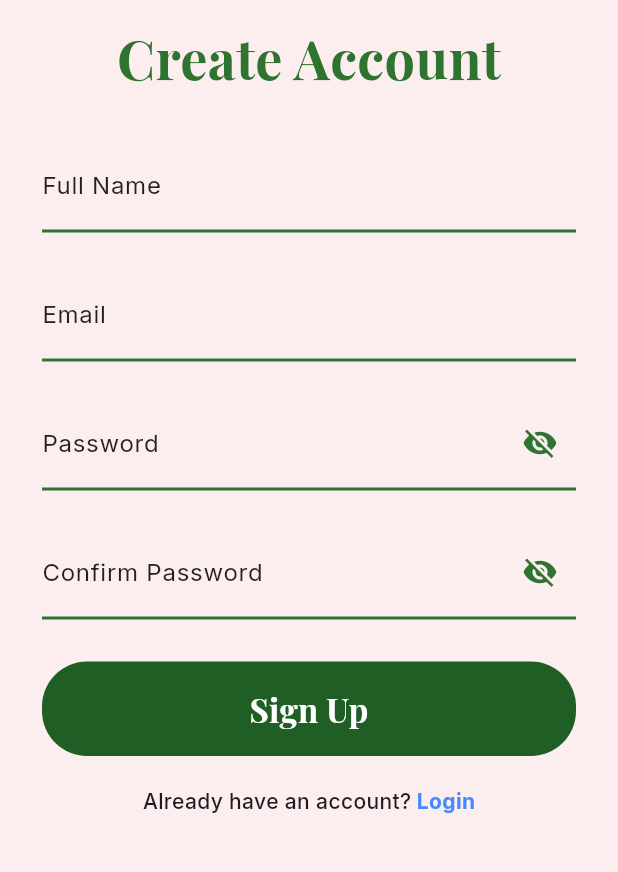
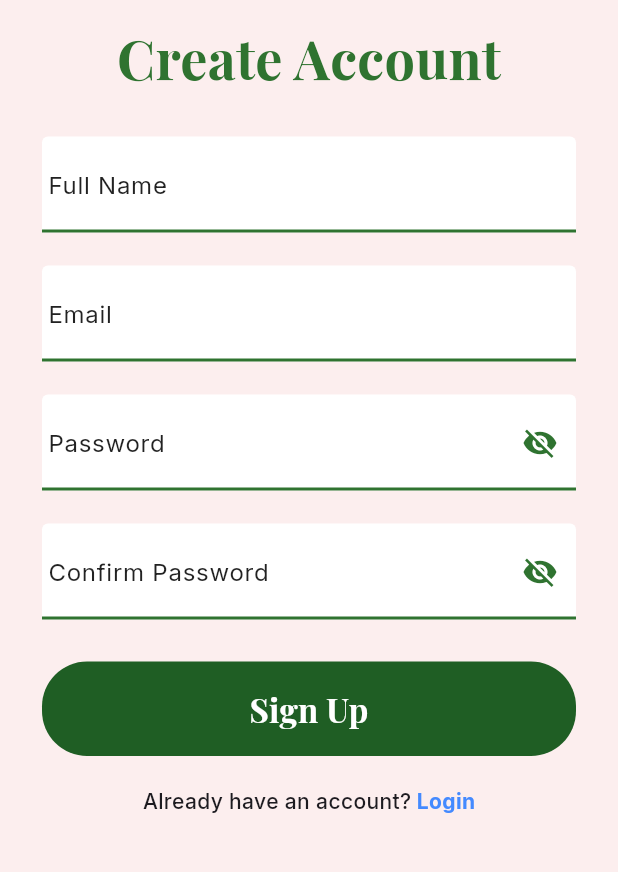
Before and after one commit to Prabin17np/bin_buddy, a Flutter app: the SignupScreen screen opened directly, on a phone screen of 412 x 824 dp, the part 285-1157 px from its top. Run offline on Flutter 3.47's test engine with Material 3 defaults, Android fonts, the phone set to English and light mode, and no system bars; our stand-ins replace google_fonts.

Commit message:
adding theme

```diff
--- a/lib/main.dart
+++ b/lib/main.dart
@@ -1,3 +1,4 @@
+import 'package:bin_buddy/theme/app_theme.dart';
 import 'package:flutter/material.dart';
 import 'package:bin_buddy/screens/splash_screen.dart';
 
@@ -13,7 +14,7 @@
     return MaterialApp(
       debugShowCheckedModeBanner: false,
       title: 'Buddy App',
-      theme: ThemeData(primarySwatch: Colors.green),
+      theme: AppTheme.lightTheme,
       home: const SplashScreen(),
     );
   }
--- a/lib/screens/bottom_navigation_screen.dart
+++ b/lib/screens/bottom_navigation_screen.dart
@@ -42,9 +42,6 @@
             _selectedIndex = index;
           });
         },
-        backgroundColor: Colors.white,
-        selectedItemColor: Colors.blue,
-        unselectedItemColor: Colors.blueGrey,
       ),
       body: lstBottomScreen[_selectedIndex],
     );
--- /dev/null
+++ b/lib/theme/app_theme.dart
@@ -0,0 +1,47 @@
+import 'package:flutter/material.dart';
+
+class AppTheme {
+  static ThemeData lightTheme = ThemeData(
+    useMaterial3: true,
+
+    scaffoldBackgroundColor: const Color(0xFFFCEEEE),
+
+    appBarTheme: const AppBarTheme(
+      backgroundColor: Color(0xFF1F5E24),
+      foregroundColor: Colors.white,
+      elevation: 0,
+      centerTitle: true,
+      titleTextStyle: TextStyle(
+        fontSize: 22,
+        fontWeight: FontWeight.bold,
+        color: Colors.white,
+      ),
+    ),
+
+    // ⬇️ Bottom Navigation Theme
+    bottomNavigationBarTheme: const BottomNavigationBarThemeData(
+      backgroundColor: Colors.white,
+      selectedItemColor: Color(0xFF1F5E24),
+      unselectedItemColor: Colors.grey,
+      selectedLabelStyle: TextStyle(fontWeight: FontWeight.w600),
+      showUnselectedLabels: true,
+      type: BottomNavigationBarType.fixed,
+      elevation: 10,
+    ),
+
+    // ✍️ Input Decoration Theme
+    inputDecorationTheme: const InputDecorationTheme(
+      filled: true,
+      fillColor: Colors.white,
+      contentPadding: EdgeInsets.symmetric(horizontal: 16, vertical: 14),
+
+      enabledBorder: UnderlineInputBorder(
+        borderSide: BorderSide(color: Color(0xFF2F7330), width: 2),
+      ),
+
+      focusedBorder: UnderlineInputBorder(
+        borderSide: BorderSide(color: Color(0xFF1F5E24), width: 2.5),
+      ),
+    ),
+  );
+}
```
Also changed, not shown: lib/screens/home_screen.dart (+22 -21 lines).
